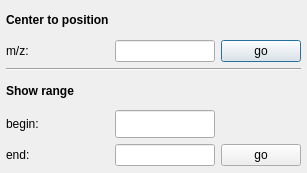
This is source/VISUAL/DIALOGS/Spectrum1DGoToDialog.ui in open-ms/all-svn-branches as Qt 5 draws it before an edit. The edited form follows.
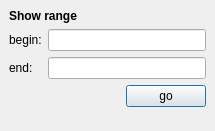
This is the edited form.

Commit message: new goto dialogs; speedup of peak drawing in 2d

Patch:
```diff
--- a/source/VISUAL/DIALOGS/Spectrum1DGoToDialog.ui
+++ b/source/VISUAL/DIALOGS/Spectrum1DGoToDialog.ui
@@ -8,37 +8,32 @@
       <rect>
         <x>0</x>
         <y>0</y>
-        <width>307</width>
-        <height>173</height>
+    <width>215</width>
+    <height>131</height>
       </rect>
     </property>
     <property name="windowTitle" >
       <string>go to</string>
     </property>
-    <widget class="QWidget" name="layout2" >
-      <property name="geometry" >
-        <rect>
-          <x>6</x>
-          <y>6</y>
-          <width>295</width>
-          <height>160</height>
-        </rect>
-      </property>
+  <layout class="QVBoxLayout" >
+   <property name="margin" >
+    <number>9</number>
+   </property>
+   <property name="spacing" >
+    <number>6</number>
+   </property>
+   <item>
       <layout class="QGridLayout" >
         <property name="margin" >
           <number>0</number>
         </property>
-        <item row="4" column="1" >
-          <widget class="QLineEdit" name="minPositionLineEdit" >
-            <property name="maximumSize" >
-              <size>
-                <width>100</width>
-                <height>32767</height>
-              </size>
-            </property>
-          </widget>
-        </item>
-        <item row="4" column="0" >
+     <property name="spacing" >
+      <number>6</number>
+     </property>
+     <item row="2" column="1" >
+      <widget class="QLineEdit" name="max_" />
+     </item>
+     <item row="1" column="0" >
           <widget class="QLabel" name="textLabel4" >
             <property name="text" >
               <string>begin:</string>
@@ -48,99 +43,7 @@
             </property>
           </widget>
         </item>
-        <item row="3" column="0" >
-          <widget class="QLabel" name="textLabel2_2" >
-            <property name="font" >
-              <font>
-                <bold>true</bold>
-              </font>
-            </property>
-            <property name="text" >
-              <string>Show range</string>
-            </property>
-            <property name="wordWrap" >
-              <bool>false</bool>
-            </property>
-          </widget>
-        </item>
-        <item row="1" column="0" >
-          <widget class="QLabel" name="textLabel1" >
-            <property name="text" >
-              <string>m/z:</string>
-            </property>
-            <property name="wordWrap" >
-              <bool>false</bool>
-            </property>
-          </widget>
-        </item>
-        <item row="5" column="1" >
-          <widget class="QLineEdit" name="maxPositionLineEdit" >
-            <property name="maximumSize" >
-              <size>
-                <width>100</width>
-                <height>32767</height>
-              </size>
-            </property>
-          </widget>
-        </item>
-        <item row="0" column="0" >
-          <widget class="QLabel" name="textLabel2" >
-            <property name="font" >
-              <font>
-                <bold>true</bold>
-              </font>
-            </property>
-            <property name="text" >
-              <string>Center to position</string>
-            </property>
-            <property name="wordWrap" >
-              <bool>false</bool>
-            </property>
-          </widget>
-        </item>
-        <item row="1" column="2" >
-          <widget class="QPushButton" name="gotoButton" >
-            <property name="text" >
-              <string>go</string>
-            </property>
-          </widget>
-        </item>
-        <item row="1" column="1" >
-          <widget class="QLineEdit" name="centerPositionLineEdit" >
-            <property name="sizePolicy" >
-              <sizepolicy>
-                <hsizetype>3</hsizetype>
-                <vsizetype>0</vsizetype>
-                <horstretch>0</horstretch>
-                <verstretch>0</verstretch>
-              </sizepolicy>
-            </property>
-            <property name="maximumSize" >
-              <size>
-                <width>100</width>
-                <height>32767</height>
-              </size>
-            </property>
-          </widget>
-        </item>
-        <item row="5" column="2" >
-          <widget class="QPushButton" name="setVisibleAreaButton" >
-            <property name="text" >
-              <string>go</string>
-            </property>
-          </widget>
-        </item>
-        <item rowspan="1" row="2" column="0" colspan="3" >
-          <widget class="Line" name="line2" >
-            <property name="frameShape" >
-              <enum>QFrame::HLine</enum>
-            </property>
-            <property name="frameShadow" >
-              <enum>QFrame::Sunken</enum>
-            </property>
-          </widget>
-        </item>
-        <item row="5" column="0" >
+     <item row="2" column="0" >
           <widget class="QLabel" name="textLabel5" >
             <property name="text" >
               <string>end:</string>
@@ -150,8 +53,71 @@
             </property>
           </widget>
         </item>
-      </layout>
-    </widget>
+     <item row="1" column="1" >
+      <widget class="QLineEdit" name="min_" />
+     </item>
+     <item row="0" column="0" colspan="2" >
+      <widget class="QLabel" name="textLabel2_2" >
+       <property name="font" >
+        <font>
+         <weight>75</weight>
+         <bold>true</bold>
+        </font>
+       </property>
+       <property name="text" >
+        <string>Show range</string>
+       </property>
+       <property name="wordWrap" >
+        <bool>false</bool>
+       </property>
+      </widget>
+     </item>
+    </layout>
+   </item>
+   <item>
+    <layout class="QHBoxLayout" >
+     <property name="margin" >
+      <number>0</number>
+     </property>
+     <property name="spacing" >
+      <number>6</number>
+     </property>
+     <item>
+      <spacer>
+       <property name="orientation" >
+        <enum>Qt::Horizontal</enum>
+       </property>
+       <property name="sizeHint" >
+        <size>
+         <width>40</width>
+         <height>20</height>
+        </size>
+       </property>
+      </spacer>
+     </item>
+     <item>
+      <widget class="QPushButton" name="button" >
+       <property name="text" >
+        <string>go</string>
+       </property>
+      </widget>
+     </item>
+    </layout>
+   </item>
+   <item>
+    <spacer>
+     <property name="orientation" >
+      <enum>Qt::Vertical</enum>
+     </property>
+     <property name="sizeHint" >
+      <size>
+       <width>20</width>
+       <height>40</height>
+      </size>
+     </property>
+    </spacer>
+   </item>
+  </layout>
   </widget>
   <layoutdefault spacing="6" margin="11" />
   
```
Left out of the diff: 55 changed lines with no effect on the pictures. Lines whose indentation alone changed are shown as unchanged. The commit also changes 14 other files.
